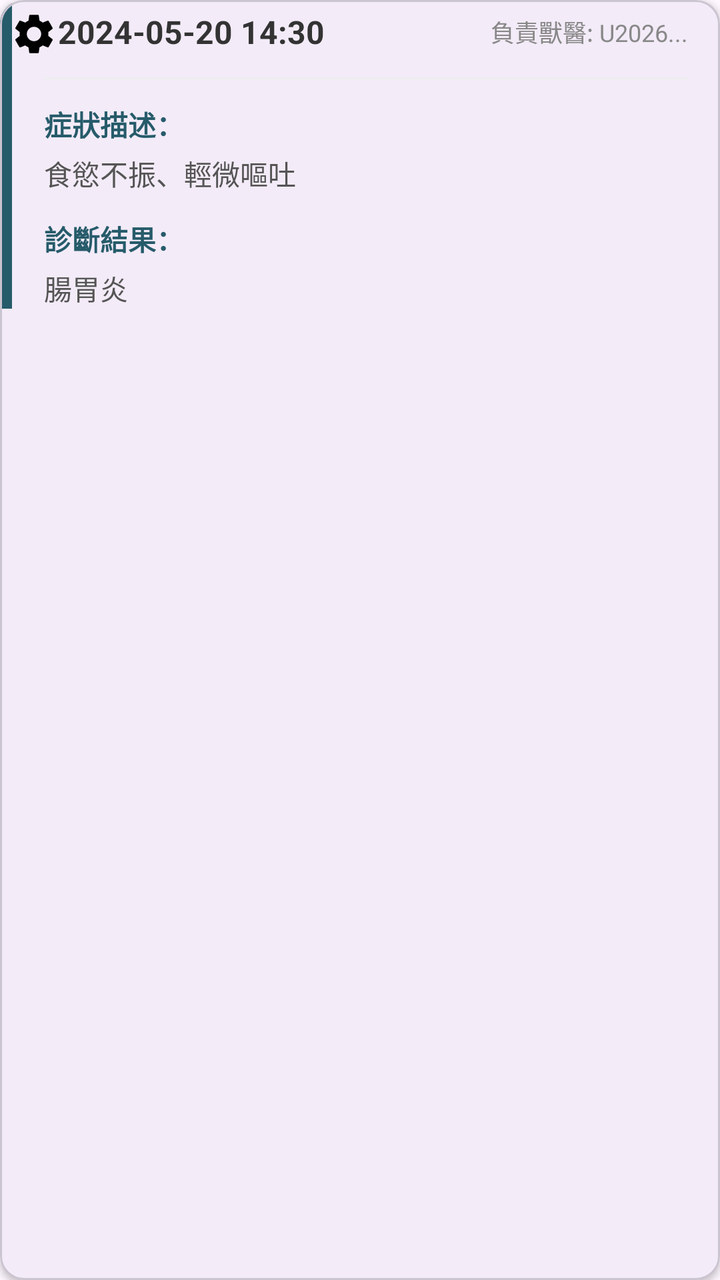
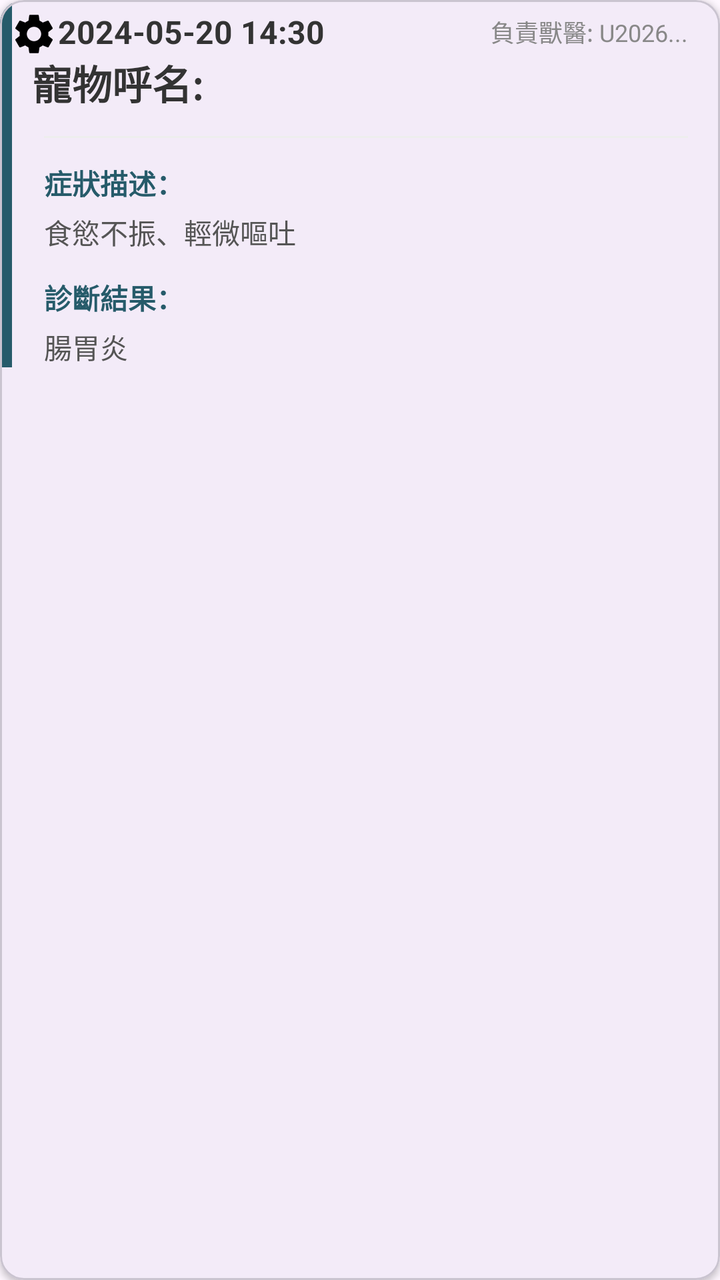

Before-and-after screenshots of an Android layout around one commit, followed by the original layout XML and the change that was made.
<!-- AndroidManifest.xml: application theme Theme.PetCare -->
<!-- res/layout/item_medical_record.xml -->
<?xml version="1.0" encoding="utf-8"?>
<com.google.android.material.card.MaterialCardView
    xmlns:android="http://schemas.android.com/apk/res/android"
    xmlns:app="http://schemas.android.com/apk/res-auto"
    android:layout_width="match_parent"
    android:layout_height="wrap_content"
    android:layout_marginHorizontal="16dp"
    android:layout_marginVertical="8dp"
    app:cardCornerRadius="12dp"
    app:cardElevation="2dp">

    <androidx.constraintlayout.widget.ConstraintLayout
        android:layout_width="match_parent"
        android:layout_height="wrap_content"
        android:paddingBottom="16dp">

        
        <View
            android:id="@+id/colorStrip"
            android:layout_width="6dp"
            android:layout_height="0dp"
            android:background="#265B6A"
            app:layout_constraintTop_toTopOf="parent"
            app:layout_constraintBottom_toBottomOf="parent"
            app:layout_constraintStart_toStartOf="parent" />

        
        <TextView
            android:id="@+id/tvVisitDate"
            android:layout_width="wrap_content"
            android:layout_height="wrap_content"
            android:layout_marginTop="5dp"
            android:text="2024-05-20 14:30"
            android:textColor="#333333"
            android:textSize="16sp"
            android:textStyle="bold"
            app:layout_constraintStart_toEndOf="@id/ivEdit"
            app:layout_constraintTop_toTopOf="parent" />

        
        <TextView
            android:id="@+id/tvVetId"
            android:layout_width="wrap_content"
            android:layout_height="wrap_content"
            android:layout_marginEnd="16dp"
            android:text="負責獸醫: U2026..."
            android:textColor="#888888"
            android:textSize="12sp"
            app:layout_constraintBottom_toBottomOf="@id/tvVisitDate"
            app:layout_constraintEnd_toEndOf="parent"
            app:layout_constraintTop_toTopOf="@id/tvVisitDate" />

        <View
            android:id="@+id/divider"
            android:layout_width="0dp"
            android:layout_height="1dp"
            android:layout_marginTop="12dp"
            android:layout_marginStart="16dp"
            android:layout_marginEnd="16dp"
            android:background="#EEEEEE"
            app:layout_constraintStart_toEndOf="@id/colorStrip"
            app:layout_constraintEnd_toEndOf="parent"
            app:layout_constraintTop_toBottomOf="@id/tvVisitDate" />

        
        <TextView
            android:id="@+id/lblSymptoms"
            android:layout_width="wrap_content"
            android:layout_height="wrap_content"
            android:layout_marginStart="16dp"
            android:layout_marginTop="12dp"
            android:text="症狀描述："
            android:textColor="#265B6A"
            android:textSize="14sp"
            android:textStyle="bold"
            app:layout_constraintStart_toEndOf="@id/colorStrip"
            app:layout_constraintTop_toBottomOf="@id/divider" />

        <TextView
            android:id="@+id/tvSymptoms"
            android:layout_width="0dp"
            android:layout_height="wrap_content"
            android:layout_marginStart="16dp"
            android:layout_marginEnd="16dp"
            android:layout_marginTop="4dp"
            android:text="食慾不振、輕微嘔吐"
            android:textColor="#555555"
            app:layout_constraintStart_toEndOf="@id/colorStrip"
            app:layout_constraintEnd_toEndOf="parent"
            app:layout_constraintTop_toBottomOf="@id/lblSymptoms" />

        
        <TextView
            android:id="@+id/lblDiagnosis"
            android:layout_width="wrap_content"
            android:layout_height="wrap_content"
            android:layout_marginStart="16dp"
            android:layout_marginTop="12dp"
            android:text="診斷結果："
            android:textColor="#265B6A"
            android:textSize="14sp"
            android:textStyle="bold"
            app:layout_constraintStart_toEndOf="@id/colorStrip"
            app:layout_constraintTop_toBottomOf="@id/tvSymptoms" />

        <TextView
            android:id="@+id/tvDiagnosis"
            android:layout_width="0dp"
            android:layout_height="wrap_content"
            android:layout_marginStart="16dp"
            android:layout_marginEnd="16dp"
            android:layout_marginTop="4dp"
            android:text="腸胃炎"
            android:textColor="#555555"
            app:layout_constraintStart_toEndOf="@id/colorStrip"
            app:layout_constraintEnd_toEndOf="parent"
            app:layout_constraintTop_toBottomOf="@id/lblDiagnosis" />

        
        <ImageView
            android:id="@+id/ivAttachment"
            android:layout_width="20dp"
            android:layout_height="20dp"
            android:layout_marginEnd="16dp"
            android:layout_marginBottom="16dp"
            android:src="@android:drawable/ic_menu_agenda"
            android:visibility="gone"
            app:tint="#888888"
            app:layout_constraintBottom_toBottomOf="parent"
            app:layout_constraintEnd_toEndOf="parent" />

        <ImageView
            android:layout_width="wrap_content"
            android:layout_height="wrap_content"
            android:id="@+id/ivEdit"
            android:src="@drawable/baseline_settings_24"
            app:layout_constraintLeft_toLeftOf="parent"
            app:layout_constraintTop_toTopOf="parent"
            android:layout_margin="5dp"/>

    </androidx.constraintlayout.widget.ConstraintLayout>
</com.google.android.material.card.MaterialCardView>
<!-- resources referenced by this layout -->
<resources>
  <!-- drawable baseline_settings_24 (drawable) -->
  <vector xmlns:android="http://schemas.android.com/apk/res/android" android:height="24dp" android:tint="#000000" android:viewportHeight="24" android:viewportWidth="24" android:width="24dp">
        
      <path android:fillColor="@android:color/white" android:pathData="M19.14,12.94c0.04,-0.3 0.06,-0.61 0.06,-0.94c0,-0.32 -0.02,-0.64 -0.07,-0.94l2.03,-1.58c0.18,-0.14 0.23,-0.41 0.12,-0.61l-1.92,-3.32c-0.12,-0.22 -0.37,-0.29 -0.59,-0.22l-2.39,0.96c-0.5,-0.38 -1.03,-0.7 -1.62,-0.94L14.4,2.81c-0.04,-0.24 -0.24,-0.41 -0.48,-0.41h-3.84c-0.24,0 -0.43,0.17 -0.47,0.41L9.25,5.35C8.66,5.59 8.12,5.92 7.63,6.29L5.24,5.33c-0.22,-0.08 -0.47,0 -0.59,0.22L2.74,8.87C2.62,9.08 2.66,9.34 2.86,9.48l2.03,1.58C4.84,11.36 4.8,11.69 4.8,12s0.02,0.64 0.07,0.94l-2.03,1.58c-0.18,0.14 -0.23,0.41 -0.12,0.61l1.92,3.32c0.12,0.22 0.37,0.29 0.59,0.22l2.39,-0.96c0.5,0.38 1.03,0.7 1.62,0.94l0.36,2.54c0.05,0.24 0.24,0.41 0.48,0.41h3.84c0.24,0 0.44,-0.17 0.47,-0.41l0.36,-2.54c0.59,-0.24 1.13,-0.56 1.62,-0.94l2.39,0.96c0.22,0.08 0.47,0 0.59,-0.22l1.92,-3.32c0.12,-0.22 0.07,-0.47 -0.12,-0.61L19.14,12.94zM12,15.6c-1.98,0 -3.6,-1.62 -3.6,-3.6s1.62,-3.6 3.6,-3.6s3.6,1.62 3.6,3.6S13.98,15.6 12,15.6z"/>
      
  </vector>
  <style name="Theme.PetCare" parent="Base.Theme.PetCare" />
  <style name="Base.Theme.PetCare" parent="Theme.Material3.DayNight.NoActionBar">
          
          
      </style>
</resources>

<!-- the commit's change to res/layout/item_medical_record.xml (unified diff, before → after) -->
@@ -50,6 +50,19 @@
             app:layout_constraintEnd_toEndOf="parent"
             app:layout_constraintTop_toTopOf="@id/tvVisitDate" />
 
+        <TextView
+            android:id="@+id/tvPetName"
+            android:layout_width="wrap_content"
+            android:layout_height="wrap_content"
+            android:layout_marginStart="16dp"
+            android:text="寵物呼名: "
+            android:textColor="#333"
+            android:textSize="20sp"
+            android:textStyle="bold"
+            app:layout_constraintTop_toBottomOf="@id/tvVisitDate"
+            app:layout_constraintStart_toStartOf="parent"
+            />
+
         <View
             android:id="@+id/divider"
             android:layout_width="0dp"
@@ -60,7 +73,7 @@
             android:background="#EEEEEE"
             app:layout_constraintStart_toEndOf="@id/colorStrip"
             app:layout_constraintEnd_toEndOf="parent"
-            app:layout_constraintTop_toBottomOf="@id/tvVisitDate" />
+            app:layout_constraintTop_toBottomOf="@id/tvPetName" />
 
         
         <TextView
